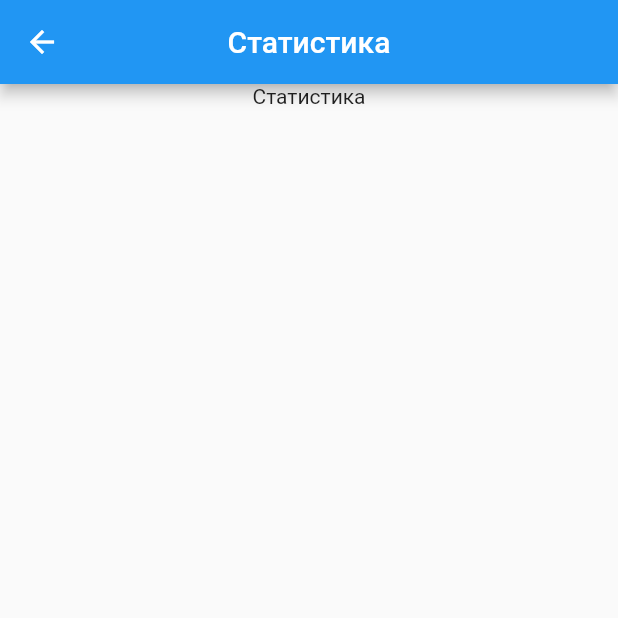
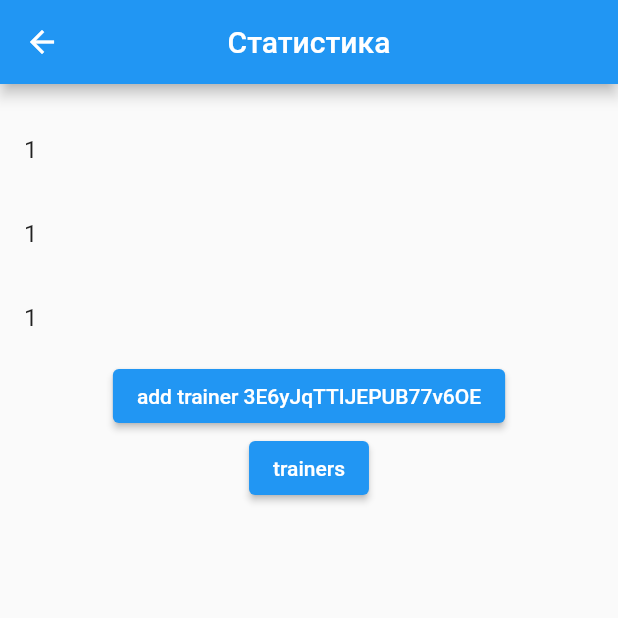
Before and after one commit to rdv8/workout_done, a Flutter app: the StatisticScreen screen opened directly, on a phone screen of 412 x 824 dp, the top half of it. Run offline on Flutter 3.47's test engine with Material 2 defaults, Android fonts, the phone set to English and light mode, and no system bars; our stand-ins replace cloud_firestore, firebase_core, flutter_bloc; accounts and stored records are empty.

Commit message:
add firebase firestore, add client screen,

```diff
--- /dev/null
+++ b/lib/models/client_model.dart
@@ -0,0 +1,21 @@
+///DTO Data Transfer Object
+class ClientModel {
+  final String? id;
+  final String lastname;
+  final String name;
+  final bool isSplit;
+  final bool isTeenage;
+  final bool isDiscount;
+  final bool? isHide;
+
+
+  ClientModel({
+    this.id,
+    this.isHide,
+    required this.lastname,
+    required this.name,
+    required this.isSplit,
+    required this.isTeenage,
+    required this.isDiscount,
+  });
+}
--- /dev/null
+++ b/lib/network/firebase_firestore.dart
@@ -0,0 +1,40 @@
+import 'package:cloud_firestore/cloud_firestore.dart';
+import 'package:workout_done/models/client_model.dart';
+
+class FirebaseData {
+  final _trainers = FirebaseFirestore.instance.collection('trainers');
+
+  void getTrainerList() async {
+    final trainerList = await _trainers.get();
+    print('${trainerList.docs.map((e) => e['email']).toList()}');
+  }
+
+  Future<void> addTrainer() async {
+    await _trainers.add({'email': '123', 'password': '123'});
+  }
+
+  Future<void> delTrainer() async {
+    await _trainers.doc('ZASnnniv7ZG0EYcfwlUf').delete();
+  }
+
+  Future<QuerySnapshot<Map<String, dynamic>>> getClientList(String trainerID) async {
+    final response =
+        await _trainers.doc(trainerID).collection('clients').get();
+    return response;
+  }
+
+  Future<void> addClient(String trainerId, ClientModel client) async {
+    await _trainers.doc(trainerId).collection('clients').add({
+      'lastname': client.lastname,
+      'name': client.name,
+      'isSplit': client.isSplit,
+      'isTeenage': client.isTeenage,
+      'isDiscount': client.isDiscount,
+      'isHide': client.isHide
+    });
+  }
+
+  Future<void> delClient(String trainerId, String clientId) async {
+    await _trainers.doc(trainerId).collection('clients').doc(clientId).delete();
+  }
+}
--- a/lib/screens/statistic_screen/statistic_screen.dart
+++ b/lib/screens/statistic_screen/statistic_screen.dart
@@ -1,10 +1,14 @@
+import 'package:cloud_firestore/cloud_firestore.dart';
 import 'package:flutter/material.dart';
+import 'package:workout_done/network/firebase_firestore.dart';
 
 class StatisticScreen extends StatelessWidget {
   const StatisticScreen({Key? key}) : super(key: key);
 
   @override
   Widget build(BuildContext context) {
+    CollectionReference<Map<String, dynamic>> firestore =
+        FirebaseFirestore.instance.collection('trainers');
     return Scaffold(
       appBar: AppBar(
         centerTitle: true,
@@ -12,7 +16,28 @@ class StatisticScreen extends StatelessWidget {
       ),
       body: Column(
         children: [
-          Center(child: Text('Статистика')),
+          Center(child: Text('')),
+          StreamBuilder(
+              stream: firestore.snapshots(),
+              builder: (context, AsyncSnapshot<QuerySnapshot> snapshots) =>
+                  (snapshots.hasData
+                      ? ListView.builder(
+                          shrinkWrap: true,
+                          itemCount: 3,
+                          itemBuilder: (context, index) => ListTile(
+                                title: Text('1'),
+                              ))
+                      : Text('Пусто'))),
+          ElevatedButton(
+              onPressed: () {
+                FirebaseData().addTrainer();
+              },
+              child: Text('add trainer 3E6yJqTTIJEPUB77v6OE')),
+          ElevatedButton(
+              onPressed: () {
+                FirebaseData().getTrainerList();
+              },
+              child: Text('trainers'))
         ],
       ),
     );
--- a/pubspec.yaml
+++ b/pubspec.yaml
@@ -24,10 +24,15 @@ dependencies:
   flutter:
     sdk: flutter
 
+  cloud_firestore: ^2.5.3
+  firebase_core: ^1.6.0
+  provider: ^6.0.0
+  flutter_bloc: ^7.3.0
 
   # The following adds the Cupertino Icons font to your application.
   # Use with the CupertinoIcons class for iOS style icons.
   cupertino_icons: ^1.0.2
+
 
 dev_dependencies:
   flutter_test:
```
Also changed, not shown: lib/constants/test_values.dart (+1 -21 lines), lib/main.dart (+12 -3 lines), lib/repository/client_list_repository.dart (added, +27 -0 lines), lib/screens/client_screen/bloc/client_screen_bloc.dart (added, +22 -0 lines), lib/screens/client_screen/bloc/client_screen_event.dart (added, +11 -0 lines), lib/screens/client_screen/bloc/client_screen_state.dart (added, +7 -0 lines), lib/screens/client_screen/client_screen.dart (+105 -29 lines), lib/screens/client_screen/client_screen_model.dart (added, +52 -0 lines), lib/screens/client_screen/client_screen_route.dart (added, +23 -0 lines), lib/screens/main_screen/main_screen.dart (+7 -3 lines), lib/screens/main_screen/main_screen_model.dart (added, +11 -0 lines), lib/models/workout_model.dart (added), pubspec.lock, 5 other files.
